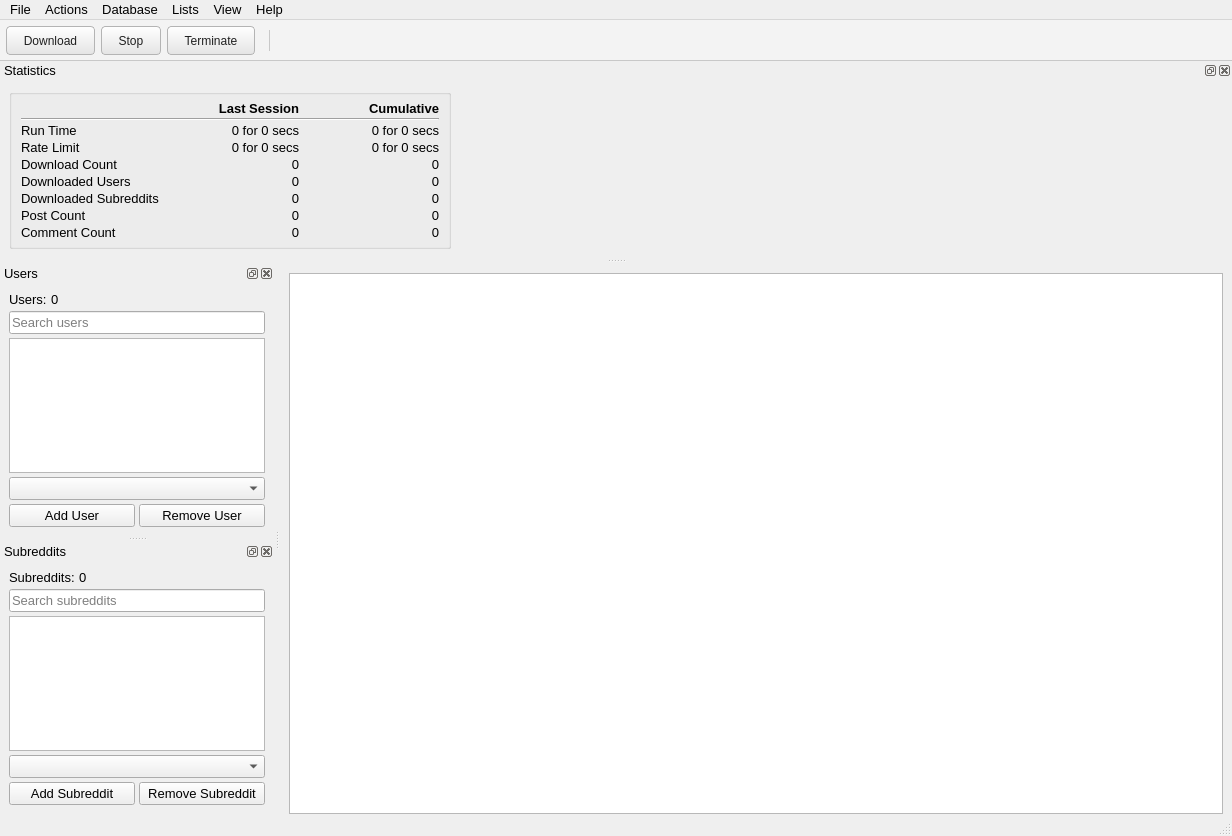
Qt form Resources/ui_files/downloader_for_reddit_gui.ui (myanonapps/DownloaderForReddit) before a commit.
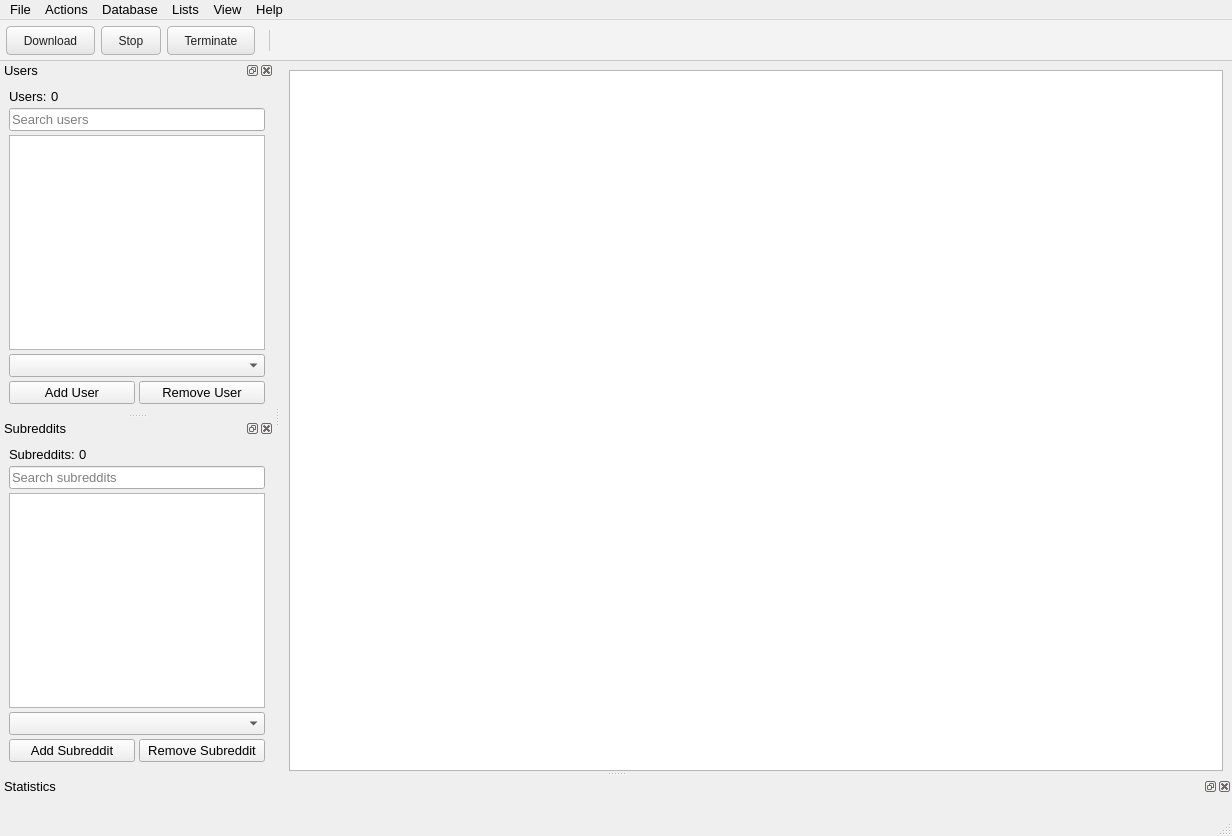
The same form after that commit. Icons and pictures are not drawn. Custom widgets are drawn as their Qt base class.

Commit message: Table of stats

Patch:
```diff
--- a/Resources/ui_files/downloader_for_reddit_gui.ui
+++ b/Resources/ui_files/downloader_for_reddit_gui.ui
@@ -443,336 +443,12 @@
     <string>Statistics</string>
    </property>
    <attribute name="dockWidgetArea">
-    <number>4</number>
+    <number>8</number>
    </attribute>
    <widget class="QWidget" name="stats_dock_contents">
     <layout class="QVBoxLayout" name="stats_dock_layout">
-     <item alignment="Qt::AlignLeft|Qt::AlignTop">
-      <widget class="QGroupBox" name="stats_group">
-       <property name="sizePolicy">
-        <sizepolicy hsizetype="Maximum" vsizetype="Maximum">
-         <horstretch>0</horstretch>
-         <verstretch>0</verstretch>
-        </sizepolicy>
-       </property>
-       <property name="title">
-        <string/>
-       </property>
-       <property name="flat">
-        <bool>true</bool>
-       </property>
-       <layout class="QGridLayout" name="stats_grid_layout" columnminimumwidth="0,120,120">
-        <property name="topMargin">
-         <number>6</number>
-        </property>
-        <property name="bottomMargin">
-         <number>6</number>
-        </property>
-        <property name="horizontalSpacing">
-         <number>20</number>
-        </property>
-        <property name="verticalSpacing">
-         <number>2</number>
-        </property>
-        <item row="0" column="1">
-         <widget class="QLabel" name="last_session_header_label">
-          <property name="font">
-           <font>
-            <pointsize>10</pointsize>
-            <bold>true</bold>
-           </font>
-          </property>
-          <property name="toolTip">
-           <string>Statistics for the current session</string>
-          </property>
-          <property name="text">
-           <string>Last Session</string>
-          </property>
-          <property name="alignment">
-           <set>Qt::AlignRight|Qt::AlignTrailing|Qt::AlignVCenter</set>
-          </property>
-         </widget>
-        </item>
-        <item row="0" column="2">
-         <widget class="QLabel" name="total_session_header_label">
-          <property name="font">
-           <font>
-            <pointsize>10</pointsize>
-            <bold>true</bold>
-           </font>
-          </property>
-          <property name="toolTip">
-           <string>Combined statistics for all sessions since the output was last cleared</string>
-          </property>
-          <property name="text">
-           <string>Cumulative</string>
-          </property>
-          <property name="alignment">
-           <set>Qt::AlignRight|Qt::AlignTrailing|Qt::AlignVCenter</set>
-          </property>
-         </widget>
-        </item>
-        <item row="1" column="0" colspan="3">
-         <widget class="Line" name="stats_header_line">
-          <property name="orientation">
-           <enum>Qt::Horizontal</enum>
-          </property>
-         </widget>
-        </item>
-        <item row="2" column="0">
-         <widget class="QLabel" name="run_time_name_label">
-          <property name="text">
-           <string>Run Time</string>
-          </property>
-          <property name="alignment">
-           <set>Qt::AlignLeading|Qt::AlignLeft|Qt::AlignVCenter</set>
-          </property>
-         </widget>
-        </item>
-        <item row="2" column="1">
-         <widget class="QLabel" name="last_run_time_label">
-          <property name="text">
-           <string>0 for 0 secs</string>
-          </property>
-          <property name="alignment">
-           <set>Qt::AlignRight|Qt::AlignTrailing|Qt::AlignVCenter</set>
-          </property>
-          <property name="textInteractionFlags">
-           <set>Qt::LinksAccessibleByMouse|Qt::TextSelectableByMouse</set>
-          </property>
-         </widget>
-        </item>
-        <item row="2" column="2">
-         <widget class="QLabel" name="total_run_time_label">
-          <property name="text">
-           <string>0 for 0 secs</string>
-          </property>
-          <property name="alignment">
-           <set>Qt::AlignRight|Qt::AlignTrailing|Qt::AlignVCenter</set>
-          </property>
-          <property name="textInteractionFlags">
-           <set>Qt::LinksAccessibleByMouse|Qt::TextSelectableByMouse</set>
-          </property>
-         </widget>
-        </item>
-        <item row="3" column="0">
-         <widget class="QLabel" name="rate_limit_name_label">
-          <property name="text">
-           <string>Rate Limit</string>
-          </property>
-          <property name="alignment">
-           <set>Qt::AlignLeading|Qt::AlignLeft|Qt::AlignVCenter</set>
-          </property>
-         </widget>
-        </item>
-        <item row="3" column="1">
-         <widget class="QLabel" name="last_rate_limit_label">
-          <property name="text">
-           <string>0 for 0 secs</string>
-          </property>
-          <property name="alignment">
-           <set>Qt::AlignRight|Qt::AlignTrailing|Qt::AlignVCenter</set>
-          </property>
-          <property name="textInteractionFlags">
-           <set>Qt::LinksAccessibleByMouse|Qt::TextSelectableByMouse</set>
-          </property>
-         </widget>
-        </item>
-        <item row="3" column="2">
-         <widget class="QLabel" name="total_rate_limit_label">
-          <property name="text">
-           <string>0 for 0 secs</string>
-          </property>
-          <property name="alignment">
-           <set>Qt::AlignRight|Qt::AlignTrailing|Qt::AlignVCenter</set>
-          </property>
-          <property name="textInteractionFlags">
-           <set>Qt::LinksAccessibleByMouse|Qt::TextSelectableByMouse</set>
-          </property>
-         </widget>
-        </item>
-        <item row="4" column="0">
-         <widget class="QLabel" name="download_count_name_label">
-          <property name="text">
-           <string>Download Count</string>
-          </property>
-          <property name="alignment">
-           <set>Qt::AlignLeading|Qt::AlignLeft|Qt::AlignVCenter</set>
-          </property>
-         </widget>
-        </item>
-        <item row="4" column="1">
-         <widget class="QLabel" name="last_download_count_label">
-          <property name="text">
-           <string>0</string>
-          </property>
-          <property name="alignment">
-           <set>Qt::AlignRight|Qt::AlignTrailing|Qt::AlignVCenter</set>
-          </property>
-          <property name="textInteractionFlags">
-           <set>Qt::LinksAccessibleByMouse|Qt::TextSelectableByMouse</set>
-          </property>
-         </widget>
-        </item>
-        <item row="4" column="2">
-         <widget class="QLabel" name="total_download_count_label">
-          <property name="text">
-           <string>0</string>
-          </property>
-          <property name="alignment">
-           <set>Qt::AlignRight|Qt::AlignTrailing|Qt::AlignVCenter</set>
-          </property>
-          <property name="textInteractionFlags">
-           <set>Qt::LinksAccessibleByMouse|Qt::TextSelectableByMouse</set>
-          </property>
-         </widget>
-        </item>
-        <item row="5" column="0">
-         <widget class="QLabel" name="downloaded_users_name_label">
-          <property name="text">
-           <string>Downloaded Users</string>
-          </property>
-          <property name="alignment">
-           <set>Qt::AlignLeading|Qt::AlignLeft|Qt::AlignVCenter</set>
-          </property>
-         </widget>
-        </item>
-        <item row="5" column="1">
-         <widget class="QLabel" name="last_downloaded_users_label">
-          <property name="text">
-           <string>0</string>
-          </property>
-          <property name="alignment">
-           <set>Qt::AlignRight|Qt::AlignTrailing|Qt::AlignVCenter</set>
-          </property>
-          <property name="textInteractionFlags">
-           <set>Qt::LinksAccessibleByMouse|Qt::TextSelectableByMouse</set>
-          </property>
-         </widget>
-        </item>
-        <item row="5" column="2">
-         <widget class="QLabel" name="total_downloaded_users_label">
-          <property name="text">
-           <string>0</string>
-          </property>
-          <property name="alignment">
-           <set>Qt::AlignRight|Qt::AlignTrailing|Qt::AlignVCenter</set>
-          </property>
-          <property name="textInteractionFlags">
-           <set>Qt::LinksAccessibleByMouse|Qt::TextSelectableByMouse</set>
-          </property>
-         </widget>
-        </item>
-        <item row="6" column="0">
-         <widget class="QLabel" name="downloaded_subreddits_name_label">
-          <property name="text">
-           <string>Downloaded Subreddits</string>
-          </property>
-          <property name="alignment">
-           <set>Qt::AlignLeading|Qt::AlignLeft|Qt::AlignVCenter</set>
-          </property>
-         </widget>
-        </item>
-        <item row="6" column="1">
-         <widget class="QLabel" name="last_downloaded_subreddits_label">
-          <property name="text">
-           <string>0</string>
-          </property>
-          <property name="alignment">
-           <set>Qt::AlignRight|Qt::AlignTrailing|Qt::AlignVCenter</set>
-          </property>
-          <property name="textInteractionFlags">
-           <set>Qt::LinksAccessibleByMouse|Qt::TextSelectableByMouse</set>
-          </property>
-         </widget>
-        </item>
-        <item row="6" column="2">
-         <widget class="QLabel" name="total_downloaded_subreddits_label">
-          <property name="text">
-           <string>0</string>
-          </property>
-          <property name="alignment">
-           <set>Qt::AlignRight|Qt::AlignTrailing|Qt::AlignVCenter</set>
-          </property>
-          <property name="textInteractionFlags">
-           <set>Qt::LinksAccessibleByMouse|Qt::TextSelectableByMouse</set>
-          </property>
-         </widget>
-        </item>
-        <item row="7" column="0">
-         <widget class="QLabel" name="post_count_name_label">
-          <property name="text">
-           <string>Post Count</string>
-          </property>
-          <property name="alignment">
-           <set>Qt::AlignLeading|Qt::AlignLeft|Qt::AlignVCenter</set>
-          </property>
-         </widget>
-        </item>
-        <item row="7" column="1">
-         <widget class="QLabel" name="last_post_count_label">
-          <property name="text">
-           <string>0</string>
-          </property>
-          <property name="alignment">
-           <set>Qt::AlignRight|Qt::AlignTrailing|Qt::AlignVCenter</set>
-          </property>
-          <property name="textInteractionFlags">
-           <set>Qt::LinksAccessibleByMouse|Qt::TextSelectableByMouse</set>
-          </property>
-         </widget>
-        </item>
-        <item row="7" column="2">
-         <widget class="QLabel" name="total_post_count_label">
-          <property name="text">
-           <string>0</string>
-          </property>
-          <property name="alignment">
-           <set>Qt::AlignRight|Qt::AlignTrailing|Qt::AlignVCenter</set>
-          </property>
-          <property name="textInteractionFlags">
-           <set>Qt::LinksAccessibleByMouse|Qt::TextSelectableByMouse</set>
-          </property>
-         </widget>
-        </item>
-        <item row="8" column="0">
-         <widget class="QLabel" name="comment_count_name_label">
-          <property name="text">
-           <string>Comment Count</string>
-          </property>
-          <property name="alignment">
-           <set>Qt::AlignLeading|Qt::AlignLeft|Qt::AlignVCenter</set>
-          </property>
-         </widget>
-        </item>
-        <item row="8" column="1">
-         <widget class="QLabel" name="last_comment_count_label">
-          <property name="text">
-           <string>0</string>
-          </property>
-          <property name="alignment">
-           <set>Qt::AlignRight|Qt::AlignTrailing|Qt::AlignVCenter</set>
-          </property>
-          <property name="textInteractionFlags">
-           <set>Qt::LinksAccessibleByMouse|Qt::TextSelectableByMouse</set>
-          </property>
-         </widget>
-        </item>
-        <item row="8" column="2">
-         <widget class="QLabel" name="total_comment_count_label">
-          <property name="text">
-           <string>0</string>
-          </property>
-          <property name="alignment">
-           <set>Qt::AlignRight|Qt::AlignTrailing|Qt::AlignVCenter</set>
-          </property>
-          <property name="textInteractionFlags">
-           <set>Qt::LinksAccessibleByMouse|Qt::TextSelectableByMouse</set>
-          </property>
-         </widget>
-        </item>
-       </layout>
-      </widget>
+     <item>
+      <widget class="StatsHistoryWidget" name="stats_history" native="true"/>
      </item>
     </layout>
    </widget>
@@ -1087,6 +763,13 @@
    </property>
   </action>
  </widget>
+ <customwidgets>
+  <customwidget>
+   <class>StatsHistoryWidget</class>
+   <extends>QWidget</extends>
+   <header>DownloaderForReddit/gui/stats_history_widget.h</header>
+  </customwidget>
+ </customwidgets>
  <resources/>
  <connections/>
 </ui>
```
The commit also changes 3 other files.
